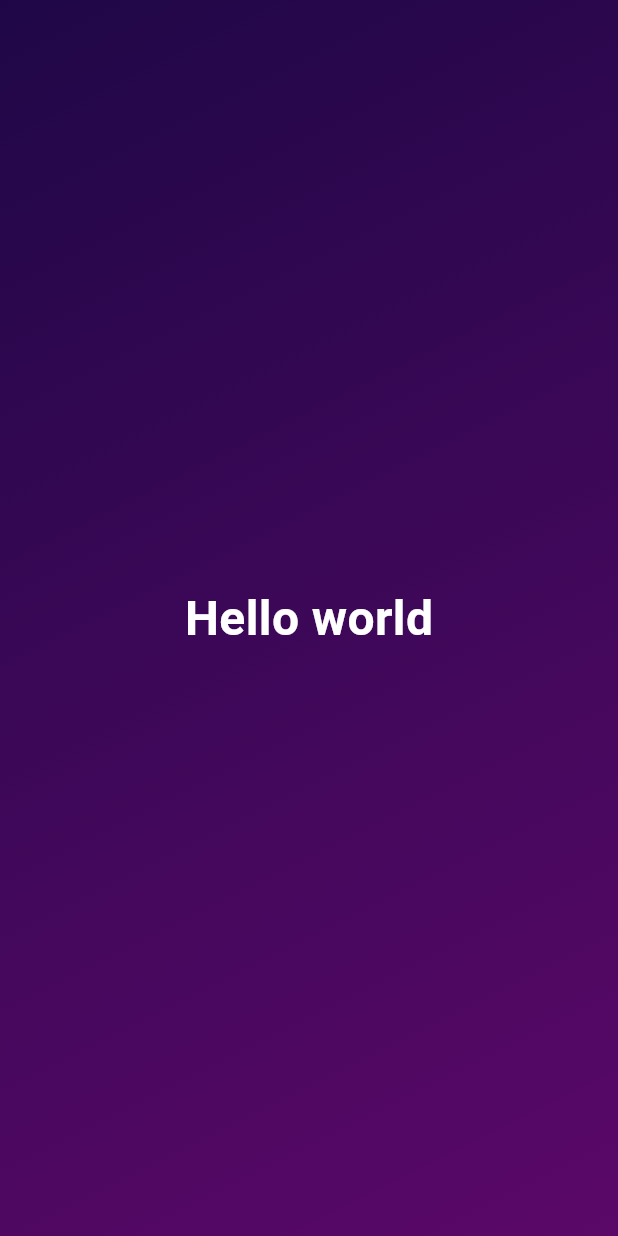
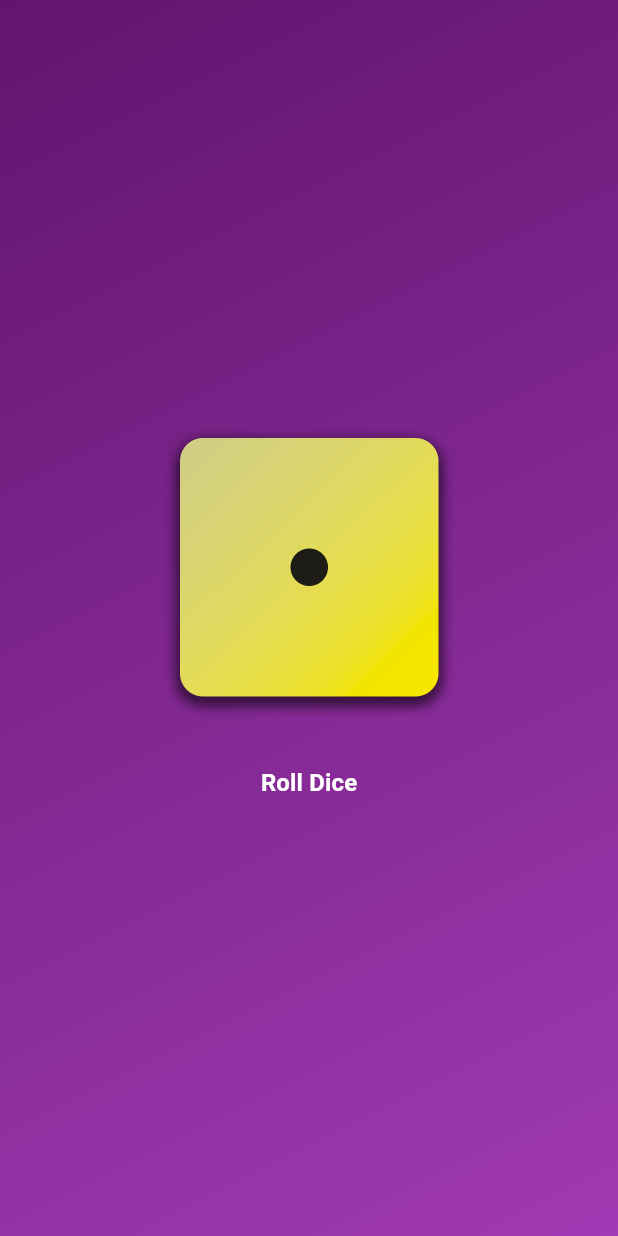
Before and after one commit to malise5/dice_with_flutter, a Flutter app: the screen it shows after launch, on a phone screen of 412 x 824 dp. Run offline on Flutter 3.47's test engine with Material 3 defaults, Android fonts, the phone set to English and light mode, and no system bars.

```diff
--- /dev/null
+++ b/lib/dice_roller.dart
@@ -0,0 +1,58 @@
+import 'dart:math';
+
+import 'package:flutter/material.dart';
+import 'package:leanflutter/theme/style_text.dart';
+
+class DiceRoller extends StatefulWidget {
+  const DiceRoller({super.key});
+
+  @override
+  // State<DiceRoller> createState() => _DiceRollerState();
+  State<DiceRoller> createState() {
+    return _DiceRollerState();
+  }
+}
+
+class _DiceRollerState extends State<DiceRoller> {
+
+  var activeDiceImage = 'assets/images/dice-1.png';
+
+   void rollDice(){
+    // TODO: Implement dice rolling functionality
+    setState((){
+       activeDiceImage = 'assets/images/dice-${Random().nextInt(6) + 1}.png';  // Randomly select a number between 1 and 6
+       // Update the state to reflect the new image asset
+       // setState(() {}); // This line is not needed when using setState with a function parameter
+    });
+    // You can use Dart's Random class to generate random numbers
+    // and then set the image asset based on the generated number
+    // Image.asset('assets/images/dice-${Random().nextInt(6) + 1}.png');
+
+
+
+
+  }
+
+  @override
+  Widget build(BuildContext context) {
+    return Column(
+          mainAxisSize: MainAxisSize.min,
+          children: [
+            Image.asset(
+              activeDiceImage,
+              width: 200,
+            ),
+            const SizedBox(
+              height: 20,
+            ),
+            TextButton(
+              onPressed: rollDice,
+              // style: TextButton.styleFrom(
+              //   padding: EdgeInsets.only(top: 20)
+              // ),
+              child: const StyledText("Roll Dice"),
+            )
+          ],
+        );
+  }
+}
--- a/lib/gradient_container.dart
+++ /dev/null
@@ -1,28 +0,0 @@
-import 'package:flutter/material.dart';
-import 'package:leanflutter/style_text.dart';
-
-var startAlignment = Alignment.topLeft;
-var endAlignment = Alignment.bottomRight;
-
-class GradientContainer extends StatelessWidget {
-
-  const GradientContainer({super.key});
-
-  @override
-  Widget build(BuildContext context) {
-    return Container(
-      decoration: BoxDecoration(
-        gradient: LinearGradient(
-          colors: const [Color.fromARGB(255, 31, 7, 71),
-          Color.fromARGB(255, 91, 8, 105)],
-          begin: startAlignment,
-          end: endAlignment,
-        )
-      ),
-      child: const Center(
-        child: StyledText()
-        ),
-    );
-  }
-
-}
--- a/lib/main.dart
+++ b/lib/main.dart
@@ -1,11 +1,14 @@
 import 'package:flutter/material.dart';
-import 'package:leanflutter/gradient_container.dart';
+import 'package:leanflutter/theme/gradient_container.dart';
 
 void main(){
  runApp(
   const MaterialApp(
   home: Scaffold(
-    body: GradientContainer()
+    body: GradientContainer(
+      Color.fromARGB(255, 97, 21, 110),
+      Color.fromARGB(255, 160, 57, 179)
+      )
   )
   ));
 }
--- /dev/null
+++ b/lib/theme/gradient_container.dart
@@ -0,0 +1,47 @@
+import 'package:flutter/material.dart';
+import 'package:leanflutter/dice_roller.dart';
+
+const startAlignment = Alignment.topLeft;
+const endAlignment = Alignment.bottomRight;
+
+class GradientContainer extends StatelessWidget {
+
+  const GradientContainer(this.color1, this.color2, {super.key});
+  final Color color1;
+  final Color color2;
+
+  @override
+  Widget build(BuildContext context) {
+    return Container(
+      decoration: BoxDecoration(
+        gradient: LinearGradient(
+          colors: [color1, color2],
+          begin: startAlignment,
+          end: endAlignment,
+        )
+      ),
+      child: const Center(
+        child: DiceRoller(),
+        ),
+    );
+  }
+
+  // final List<Color> colors;
+
+  // @override
+  // Widget build(BuildContext context) {
+  //   return Container(
+  //     decoration: BoxDecoration(
+  //       gradient: LinearGradient(
+  //         colors: colors,
+  //         begin: startAlignment,
+  //         end: endAlignment,
+  //       )
+  //     ),
+  //     child: const Center(
+  //       child: StyledText("Halkano")
+  //       ),
+  //   );
+  // }
+
+}
--- a/lib/style_text.dart
+++ b/lib/theme/style_text.dart
@@ -2,13 +2,16 @@ import 'package:flutter/material.dart';
 
 class StyledText extends StatelessWidget{
 
-  const StyledText({super.key});
+  const StyledText(this.text, {super.key});
+  final String text;
 
   @override
   Widget build(BuildContext context) {
-    return const Text("Hello world", style: TextStyle(
+    return Text(
+      text,
+      style: const TextStyle(
           fontWeight: FontWeight.bold,
-          fontSize: 32,
+          fontSize: 16,
           color: Colors.white,
         ),
       );
```
Also changed, not shown: pubspec.yaml (+9 -7 lines), assets/images/dice-1.png (added), assets/images/dice-2.png (added), assets/images/dice-3.png (added), assets/images/dice-4.png (added), assets/images/dice-5.png (added), assets/images/dice-6.png (added).
